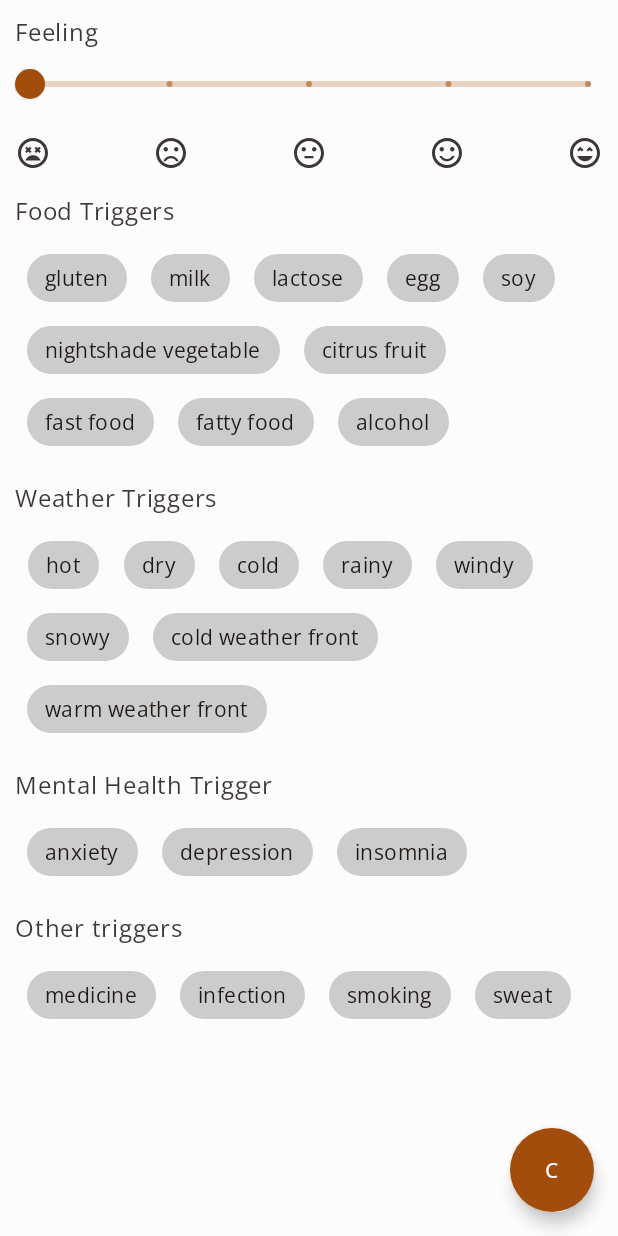
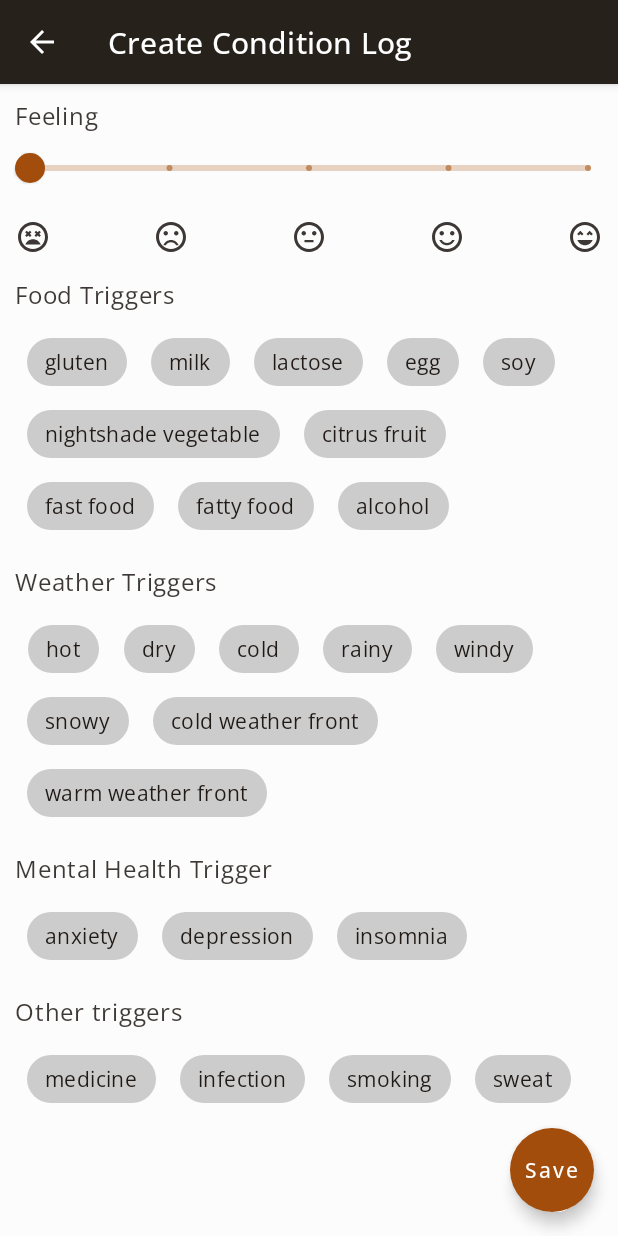
Before and after one commit to hlev97/Fixkin, an Android app built with Jetpack Compose: the AddConditionLogScreen screen opened through its navigation route, on a phone screen of 412 x 824 dp. Run offline under Robolectric (Android 15) with nearby library versions, the phone set to English and light mode, and no system bars; our stand-ins replace Dagger/Hilt's generated code, Room's generated code, accompanist.

Commit message:
Pre-populate database

```diff
--- a/app/src/main/java/hu/bme/aut/it9p0z/fixkin/data/dao/ConditionLogDao.kt
+++ b/app/src/main/java/hu/bme/aut/it9p0z/fixkin/data/dao/ConditionLogDao.kt
@@ -15,9 +15,6 @@ interface ConditionLogDao {
     @Query("SELECT * FROM (SELECT * FROM condition_logs ORDER BY id DESC) LIMIT 1")
     fun getLastLog(): Flow<ConditionLog>
 
-    @Query("SELECT * FROM (SELECT * FROM condition_logs ORDER BY id DESC) LIMIT 37")
-    fun getLast37Logs(): Flow<ConditionLog>
-
     @Insert(onConflict = OnConflictStrategy.REPLACE)
     suspend fun insertLog(log: ConditionLog)
 
--- a/app/src/main/java/hu/bme/aut/it9p0z/fixkin/di/DatabaseModule.kt
+++ b/app/src/main/java/hu/bme/aut/it9p0z/fixkin/di/DatabaseModule.kt
@@ -24,8 +24,8 @@ object DatabaseModule {
         return Room.databaseBuilder(
             context,
             LogDatabase::class.java,
-            "log_databse"
-        ).createFromAsset("/database/log_database.db").build()
+            "log_database"
+        ).createFromAsset("database/log_database.db").build()
     }
 
     @Provides
--- a/app/src/main/java/hu/bme/aut/it9p0z/fixkin/presentation/screens/condition_log_screens/add_condition_log/AddConditionLogScreen.kt
+++ b/app/src/main/java/hu/bme/aut/it9p0z/fixkin/presentation/screens/condition_log_screens/add_condition_log/AddConditionLogScreen.kt
@@ -5,9 +5,12 @@ import android.util.Log
 import androidx.activity.compose.BackHandler
 import androidx.annotation.RequiresApi
 import androidx.compose.foundation.layout.*
+import androidx.compose.foundation.lazy.LazyColumn
 import androidx.compose.foundation.selection.selectable
 import androidx.compose.foundation.shape.CircleShape
 import androidx.compose.material.*
+import androidx.compose.material.icons.Icons
+import androidx.compose.material.icons.filled.ArrowBack
 import androidx.compose.runtime.*
 import androidx.compose.ui.Modifier
 import androidx.compose.ui.res.painterResource
@@ -39,7 +42,6 @@ fun AddConditionLogScreen(
         navController.navigate(Screen.Main.screen_route)
     }
 
-    val scope = rememberCoroutineScope()
     Scaffold(
         modifier = Modifier.fillMaxWidth(),
         floatingActionButtonPosition = FabPosition.End,
@@ -48,21 +50,34 @@ fun AddConditionLogScreen(
                 shape = CircleShape,
                 onClick = {
                     val log = getConditionLogState(addConditionLogViewModel.feelingValue)
-                    scope.launch {
                     addConditionLogViewModel.insertConditionLog(log = log)
-                    }
                     navController.navigate(Screen.Main.screen_route)
                 }
             ) {
-                Text(text = "C")
+                Text(text = "Save")
+            }
+        },
+        topBar = {
+            TopAppBar(
+                title = {Text(text = "Create Condition Log")},
+                navigationIcon = {
+                    IconButton(
+                        onClick = { navController.navigate(Screen.Main.screen_route) }
+                    ) {
+                        Icon(
+                            imageVector = Icons.Default.ArrowBack,
+                            contentDescription = "back"
+                        )
                     }
                 }
+            )
+        }
     ) {
-        Column(modifier = Modifier
+        LazyColumn(modifier = Modifier
             .fillMaxWidth()
             .padding(10.dp)
         ) {
-
+            item {
                 var sliderPosition by remember { mutableStateOf(0f) }
                 Text(text = "Feeling")
                 Slider(
@@ -70,7 +85,8 @@ fun AddConditionLogScreen(
                     onValueChange = { sliderPosition = it },
                     valueRange = 0f..4f,
                     onValueChangeFinished = {
-                    addConditionLogViewModel.feelingValue = sliderPositionToFeeling(sliderPosition)
+                        addConditionLogViewModel.feelingValue =
+                            sliderPositionToFeeling(sliderPosition)
                     },
                     steps = 3,
                     colors = SliderDefaults.colors(
@@ -85,15 +101,20 @@ fun AddConditionLogScreen(
                     horizontalArrangement = Arrangement.SpaceBetween
                 ) {
                     feelings.forEach { feeling ->
-                    Icon(painter = painterResource(id = feeling.iconId), contentDescription = feeling.title)
+                        Icon(
+                            painter = painterResource(id = feeling.iconId),
+                            contentDescription = feeling.title
+                        )
                     }
                 }
 
                 triggerGroups.forEach { triggerGroup ->
                     Text(text = triggerGroup.title)
-                FlowRow(modifier = Modifier
+                    FlowRow(
+                        modifier = Modifier
                             .fillMaxWidth()
-                    .padding(top = 10.dp, bottom = 15.dp)) {
+                            .padding(top = 10.dp, bottom = 15.dp)
+                    ) {
                         triggerGroup.triggers.forEach { trigger ->
                             var selected by remember { mutableStateOf(false) }
                             Chip(
@@ -107,7 +128,10 @@ fun AddConditionLogScreen(
                                 colors = if (selected)
                                     ChipDefaults.chipColors(
                                         backgroundColor = MaterialTheme.colors.chipColorSelected,
-                                            contentColor = MaterialTheme.colors.contentColorFor( MaterialTheme.colors.chipColorSelected))
+                                        contentColor = MaterialTheme.colors.contentColorFor(
+                                            MaterialTheme.colors.chipColorSelected
+                                        )
+                                    )
                                 else ChipDefaults.chipColors(
                                     backgroundColor = MaterialTheme.colors.chipColorUnselected,
                                     contentColor = contentColorFor(MaterialTheme.colors.chipColorUnselected)
@@ -115,10 +139,14 @@ fun AddConditionLogScreen(
                                 onClick = {
                                     trigger.selected = !trigger.selected
                                     selected = trigger.selected
-                                Log.i("${trigger.title} is selected: ${trigger.selected}", "selected check")
+                                    Log.i(
+                                        "${trigger.title} is selected: ${trigger.selected}",
+                                        "selected check"
+                                    )
                                 }
                             ) {
                                 Text(trigger.title)
+                            }
                         }
                     }
                 }
--- a/app/src/main/java/hu/bme/aut/it9p0z/fixkin/presentation/screens/condition_log_screens/component/ConditionLogView.kt
+++ b/app/src/main/java/hu/bme/aut/it9p0z/fixkin/presentation/screens/condition_log_screens/component/ConditionLogView.kt
@@ -94,7 +94,7 @@ fun TriggerGroupView(
                     colors = if (selected)
                         ChipDefaults.chipColors(
                             backgroundColor = MaterialTheme.colors.chipColorSelected,
-                            contentColor = MaterialTheme.colors.contentColorFor( MaterialTheme.colors.chipColorSelected))
+                            contentColor = if(enabled) MaterialTheme.colors.contentColorFor( MaterialTheme.colors.chipColorSelected) else Color.LightGray)
                     else ChipDefaults.chipColors(
                         backgroundColor = MaterialTheme.colors.chipColorUnselected,
                         contentColor = contentColorFor(MaterialTheme.colors.chipColorUnselected)
--- a/app/src/main/java/hu/bme/aut/it9p0z/fixkin/presentation/screens/main/MainScreen.kt
+++ b/app/src/main/java/hu/bme/aut/it9p0z/fixkin/presentation/screens/main/MainScreen.kt
@@ -50,7 +50,6 @@ fun MainScreen(
 ) {
     val allConditionLogs = mainViewModel.allConditionLogs.value
     val allLifeQualityTestResultLogs = mainViewModel.allLifeQualityTestResultLogs.value
-    Log.i("$allLifeQualityTestResultLogs.size", "size")
     val mainNavController = rememberNavController()
 
     val openMenu = remember { mutableStateOf(false) }
--- a/app/src/main/java/hu/bme/aut/it9p0z/fixkin/presentation/screens/main/MainViewModel.kt
+++ b/app/src/main/java/hu/bme/aut/it9p0z/fixkin/presentation/screens/main/MainViewModel.kt
@@ -27,11 +27,6 @@ class MainViewModel @Inject constructor(
     fun readDailyConditionLogCounterValue(): Flow<Int> = repository.readDailyConditionLogCounterValue()
 
     suspend fun initDailyConditionLogCounter() { repository.initDailyConditionLogCounter() }
-
-    suspend fun saveAll(logs: List<ConditionLog>) {
-        for (log in logs)
-             repository.insertConditionLog(log)
-    }
 
     private fun getAllConditionLog(): Flow<List<ConditionLog>> = repository.getAllConditionLog()
 
```
Also changed, not shown: app/src/main/java/hu/bme/aut/it9p0z/fixkin/presentation/screens/condition_log_screens/add_condition_log/AddConditionLogViewModel.kt (+7 -1 lines), app/src/main/java/hu/bme/aut/it9p0z/fixkin/presentation/screens/life_quality_test/LifeQualityTestScreen.kt (+83 -66 lines), app/src/main/assets/database/log_database.db (added). Lines whose indentation alone changed are shown as unchanged.
